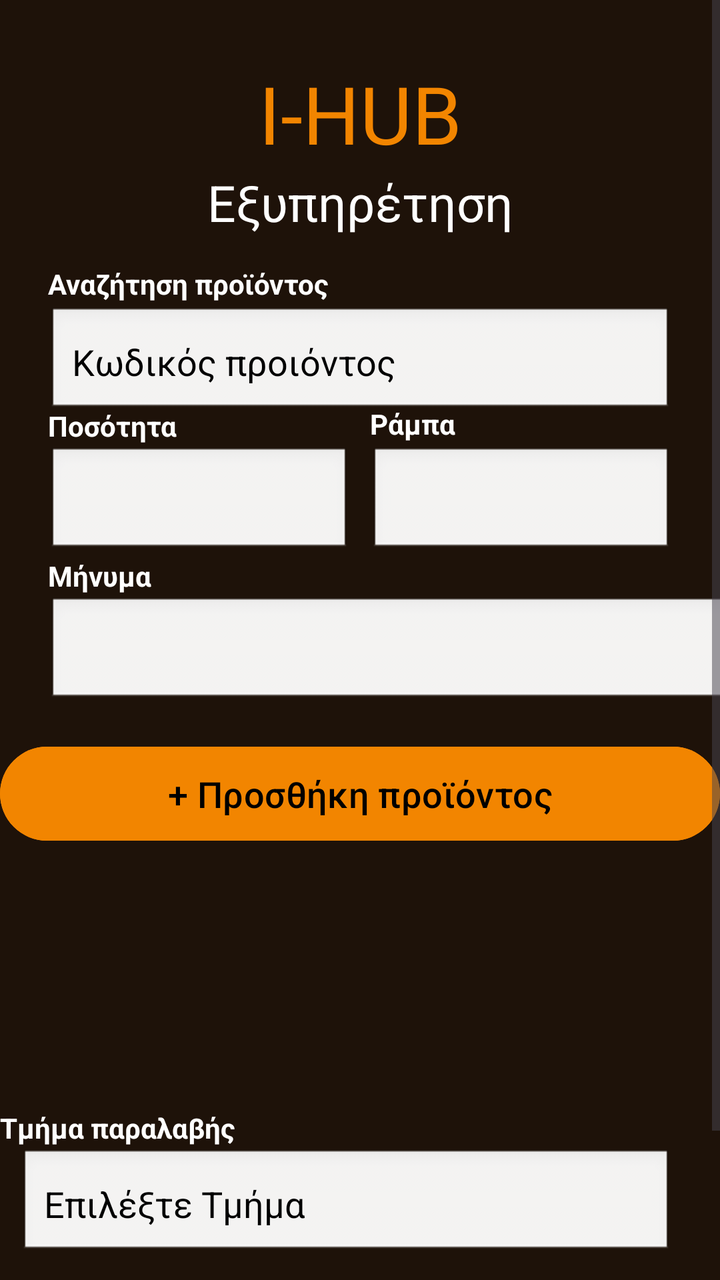
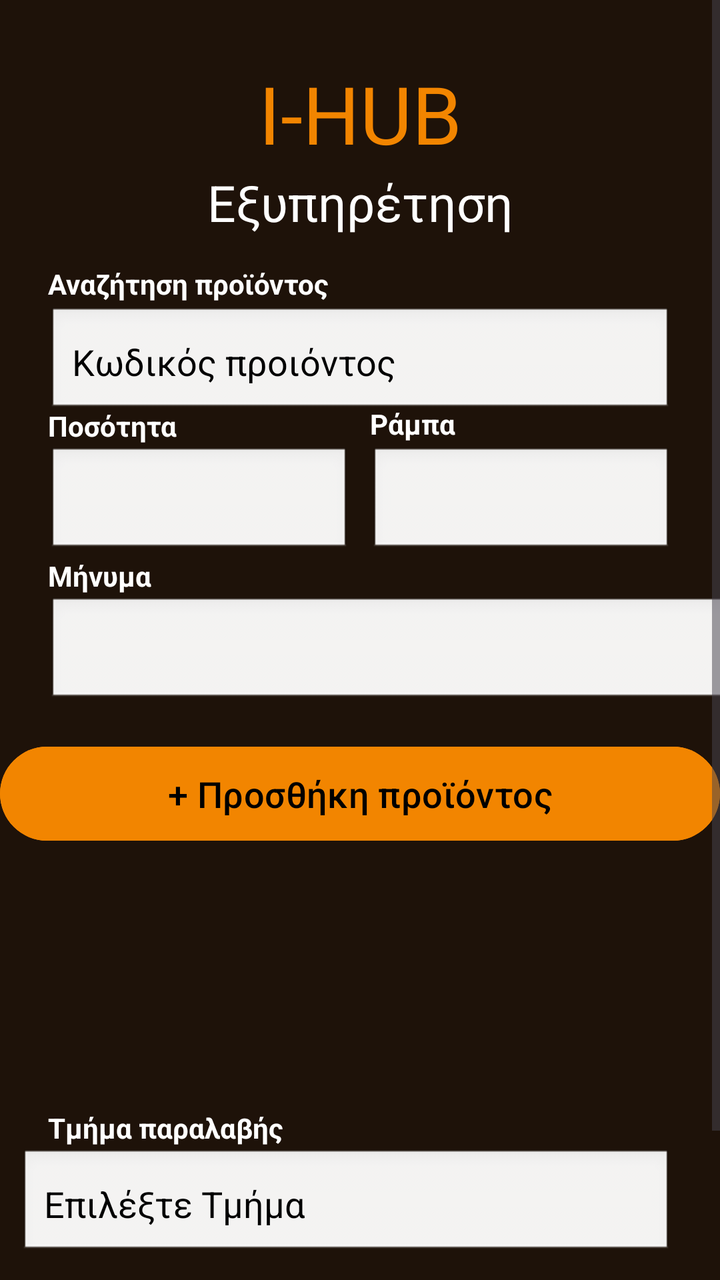

Screens rendered from an Android XML layout before and after an edit, with the pre-edit source and the edit as a unified diff.
<!-- AndroidManifest.xml: application theme Theme.IHUB -->
<!-- res/layout/customer_support.xml -->
<?xml version="1.0" encoding="utf-8"?>
<ScrollView  xmlns:android="http://schemas.android.com/apk/res/android"
    xmlns:tools="http://schemas.android.com/tools"
    android:layout_width="match_parent"
    android:layout_height="match_parent"
    xmlns:app="http://schemas.android.com/apk/res-auto"
    android:background="@color/brown">
    <androidx.constraintlayout.widget.ConstraintLayout
        android:layout_width="match_parent"
        android:layout_height="wrap_content"
        android:paddingBottom="24dp">


    <TextView
        android:id="@+id/titleText"
        android:layout_width="wrap_content"
        android:layout_height="wrap_content"
        android:text="I-HUB"
        android:textColor="@color/orange"
        app:layout_constraintEnd_toEndOf="parent"
        app:layout_constraintStart_toStartOf="parent"
        app:layout_constraintTop_toTopOf="parent"
        android:textSize="40sp"
        android:layout_marginTop="30sp"/>

    <TextView
        android:layout_width="wrap_content"
        android:layout_height="wrap_content"
        android:text="Εξυπηρέτηση"
        android:textSize="25sp"
        android:textColor="@color/white"
        app:layout_constraintTop_toBottomOf="@+id/titleText"
        app:layout_constraintStart_toStartOf="parent"
        app:layout_constraintEnd_toEndOf="parent"
        android:layout_marginTop="1dp"/>

    <TextView
        android:id="@+id/productSearchLabel"
        android:layout_width="wrap_content"
        android:layout_height="wrap_content"
        android:text="Αναζήτηση προϊόντος"
        android:textColor="@color/white"
        android:textSize="14sp"
        android:textStyle="bold"
        app:layout_constraintStart_toStartOf="@id/productNumberInput"
        app:layout_constraintBottom_toTopOf="@id/productNumberInput"
        android:layout_marginBottom="2dp" />

    <EditText
        android:id="@+id/productNumberInput"
        android:layout_width="match_parent"
        android:layout_height="55dp"
        android:hint="Κωδικός προιόντος"
        android:inputType="number"
        android:singleLine="true"
        android:padding="12dp"
        android:background="@android:drawable/edit_text"
        android:textColor="@color/black"
        android:textColorHint="@color/black"
        app:layout_constraintTop_toBottomOf="@+id/titleText"
        app:layout_constraintStart_toStartOf="parent"
        android:layout_marginStart="24dp"
        android:layout_marginEnd="24dp"
        android:layout_marginTop="70dp" />

    <TextView
    android:id="@+id/quantityLabel"
    android:layout_width="wrap_content"
    android:layout_height="wrap_content"
    android:text="Ποσότητα"
    android:textColor="@color/white"
    android:textSize="14sp"
    android:textStyle="bold"
    app:layout_constraintStart_toStartOf="@id/quantityInput"
    app:layout_constraintBottom_toTopOf="@id/quantityInput"
    android:layout_marginBottom="1dp" />


    <EditText
        android:id="@+id/quantityInput"
        android:layout_width="0dp"
        android:layout_height="55dp"
        android:inputType="number"
        android:singleLine="true"
        android:padding="12dp"
        android:background="@android:drawable/edit_text"
        android:textColor="@color/black"
        android:textColorHint="#777777"
        app:layout_constraintTop_toBottomOf="@id/productNumberInput"
        app:layout_constraintStart_toStartOf="parent"
        app:layout_constraintEnd_toStartOf="@id/locationInput"
        android:layout_marginStart="24dp"
        android:layout_marginEnd="2dp"
        android:layout_marginTop="15dp" />

    <TextView
    android:id="@+id/r_θεση"
    android:layout_width="wrap_content"
    android:layout_height="wrap_content"
    android:text="Ράμπα"
    android:textColor="@color/white"
    android:textSize="14sp"
    android:textStyle="bold"
    app:layout_constraintStart_toStartOf="@id/locationInput"
    app:layout_constraintBottom_toTopOf="@id/quantityInput"
    android:layout_marginBottom="2dp" />

    <EditText
        android:id="@+id/locationInput"
        android:layout_width="0dp"
        android:layout_height="55dp"
        android:inputType="number"
        android:singleLine="true"
        android:padding="12dp"
        android:background="@android:drawable/edit_text"
        android:textColor="@color/black"
        android:textColorHint="#777777"
        app:layout_constraintTop_toTopOf="@id/quantityInput"
        app:layout_constraintStart_toEndOf="@id/quantityInput"
        app:layout_constraintEnd_toEndOf="parent"
        android:layout_marginEnd="24dp"
        android:layout_marginStart="8dp"
        />

    <TextView
        android:id="@+id/messageLabel"
        android:layout_width="wrap_content"
        android:layout_height="wrap_content"
        android:text="Μήνυμα"
        android:textColor="@color/white"
        android:textSize="14sp"
        android:textStyle="bold"
        app:layout_constraintStart_toStartOf="@id/messageInput"
        app:layout_constraintBottom_toTopOf="@id/messageInput"
        android:layout_marginBottom="1dp" />

    <EditText
        android:id="@+id/messageInput"
        android:layout_width="360dp"
        android:layout_height="55dp"
        android:layout_marginStart="24dp"
        android:layout_marginTop="20dp"
        android:background="@android:drawable/edit_text"
        android:inputType="text"
        android:padding="10dp"
        android:singleLine="true"
        android:textColor="@color/black"
        android:textColorHint="@color/black"
        app:layout_constraintStart_toStartOf="parent"
        app:layout_constraintTop_toBottomOf="@+id/quantityInput" />


    <Button
        android:id="@+id/productInsert"
        android:layout_width="360dp"
        android:layout_height="55dp"
        android:layout_marginTop="16dp"
        android:backgroundTint="@color/orange"
        android:text="+ Προσθήκη προϊόντος"
        android:textColor="@color/black"
        android:textSize="18sp"
        app:layout_constraintEnd_toEndOf="parent"
        app:layout_constraintHorizontal_bias="0.496"
        app:layout_constraintStart_toStartOf="parent"
        app:layout_constraintTop_toBottomOf="@+id/messageInput" />

    <androidx.recyclerview.widget.RecyclerView
        android:id="@+id/insertedProducts"
        android:layout_width="0dp"
        android:layout_height="100dp"
        android:clipToPadding="false"
        android:padding="4dp"
        android:scrollbars="vertical"
        app:layout_constraintTop_toBottomOf="@+id/productInsert"
        app:layout_constraintStart_toStartOf="parent"
        app:layout_constraintEnd_toEndOf="parent"
        android:layout_marginStart="20dp"
        android:layout_marginEnd="20dp"
        android:layout_marginTop="10dp"
        />

    <TextView
        android:id="@+id/departmentLabel"
        android:layout_width="wrap_content"
        android:layout_height="wrap_content"
        android:layout_marginTop="20dp"
        android:text="Τμήμα παραλαβής"
        android:textColor="@color/white"
        android:textSize="14sp"
        android:textStyle="bold"
        app:layout_constraintTop_toBottomOf="@+id/insertedProducts"
        tools:layout_editor_absoluteX="10dp" />

    <EditText
        android:id="@+id/selectDepartment"
        android:layout_width="match_parent"
        android:layout_height="55dp"
        android:hint="Επιλέξτε Τμήμα"
        android:inputType="number"
        android:singleLine="true"
        android:padding="12dp"
        android:background="@android:drawable/edit_text"
        android:textColor="@color/black"
        android:textColorHint="@color/black"
        app:layout_constraintTop_toBottomOf="@+id/departmentLabel"
        app:layout_constraintStart_toStartOf="@id/departmentLabel"
        android:layout_marginStart="10dp"
        android:layout_marginEnd="24dp"
        android:layout_marginTop="1dp" />

    <Button
        android:id="@+id/sendRequest"
        android:layout_width="0dp"
        android:layout_height="55dp"
        android:layout_marginStart="24dp"
        android:layout_marginTop="16dp"
        android:layout_marginEnd="24dp"
        android:backgroundTint="@color/orange"
        android:text="Αποστολή αιτήματος"
        android:textColor="@color/black"
        android:textSize="18sp"
        app:layout_constraintEnd_toEndOf="parent"
        app:layout_constraintStart_toStartOf="parent"
        app:layout_constraintTop_toBottomOf="@id/selectDepartment"
        app:layout_constraintBottom_toBottomOf="parent" />


    </androidx.constraintlayout.widget.ConstraintLayout>
</ScrollView>
<!-- resources referenced by this layout -->
<resources>
  <color name="black">#FF000000</color>
  <color name="brown">#1E1209</color>
  <color name="orange">#F28500</color>
  <color name="white">#FFFFFFFF</color>
  <style name="Theme.IHUB" parent="Base.Theme.IHUB" />
  <style name="Base.Theme.IHUB" parent="Theme.Material3.DayNight.NoActionBar">
          
          
      </style>
</resources>

<!-- the commit's change to res/layout/customer_support.xml (unified diff, before → after) -->
@@ -179,17 +179,19 @@
         android:layout_marginTop="10dp"
         />
 
-    <TextView
-        android:id="@+id/departmentLabel"
-        android:layout_width="wrap_content"
-        android:layout_height="wrap_content"
-        android:layout_marginTop="20dp"
-        android:text="Τμήμα παραλαβής"
-        android:textColor="@color/white"
-        android:textSize="14sp"
-        android:textStyle="bold"
-        app:layout_constraintTop_toBottomOf="@+id/insertedProducts"
-        tools:layout_editor_absoluteX="10dp" />
+
+        <TextView
+            android:id="@+id/departmentLabel"
+            android:layout_width="wrap_content"
+            android:layout_height="wrap_content"
+            android:layout_marginStart="24dp"
+            android:layout_marginTop="20dp"
+            android:text="Τμήμα παραλαβής"
+            android:textColor="@color/white"
+            android:textSize="14sp"
+            android:textStyle="bold"
+            app:layout_constraintStart_toStartOf="parent"
+            app:layout_constraintTop_toBottomOf="@id/insertedProducts" />
 
     <EditText
         android:id="@+id/selectDepartment"
